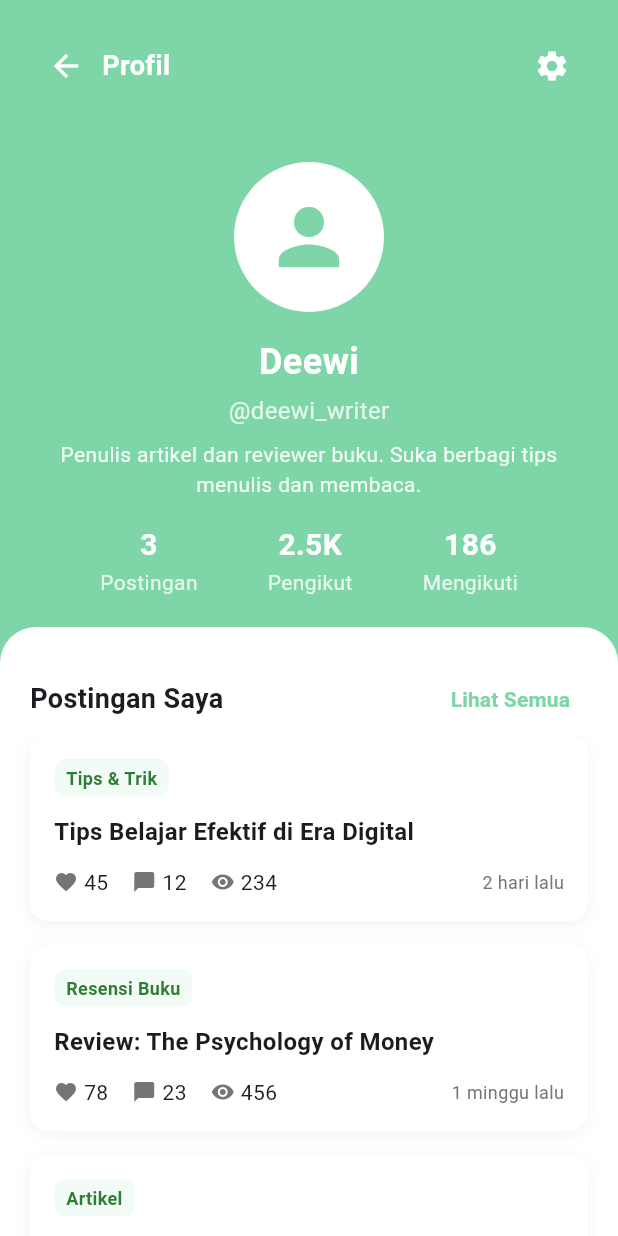
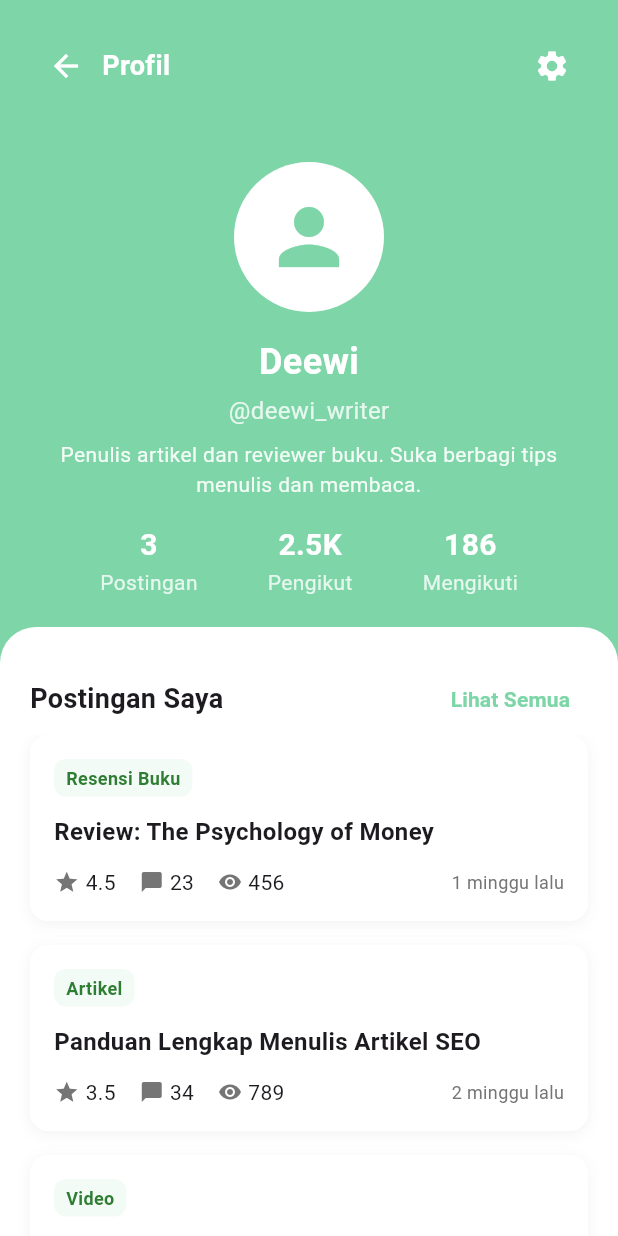
Before and after one commit to carinzuleyka/literasi_akhlak, a Flutter app: the ProfileScreen screen opened directly, on a phone screen of 412 x 824 dp. Run offline on Flutter 3.47's test engine with Material 3 defaults, Android fonts, the light colour scheme and no system bars.

Commit message:
fitur profile

```diff
--- a/lib/screens/profile_screen.dart
+++ b/lib/screens/profile_screen.dart
@@ -10,28 +10,28 @@ class ProfileScreen extends StatefulWidget {
 class _ProfileScreenState extends State<ProfileScreen> {
   final List<Map<String, dynamic>> myPosts = [
     {
+      'title': 'Review: The Psychology of Money',
+      'category': 'Resensi Buku',
+      'rating': 4.5,
+      'comments': 23,
+      'views': 456,
+      'date': '1 minggu lalu',
+    },
+    {
+      'title': 'Panduan Lengkap Menulis Artikel SEO',
+      'category': 'Artikel',
+      'rating': 3.5,
+      'comments': 34,
+      'views': 789,
+      'date': '2 minggu lalu',
+    },
+    {
       'title': 'Tips Belajar Efektif di Era Digital',
-      'category': 'Tips & Trik',
-      'likes': 45,
+      'category': 'Video',
+      'likes': 100,
       'comments': 12,
       'views': 234,
       'date': '2 hari lalu',
-    },
-    {
-      'title': 'Review: The Psychology of Money',
-      'category': 'Resensi Buku',
-      'likes': 78,
-      'comments': 23,
-      'views': 456,
-      'date': '1 minggu lalu',
-    },
-    {
-      'title': 'Panduan Lengkap Menulis Artikel SEO',
-      'category': 'Artikel',
-      'likes': 123,
-      'comments': 34,
-      'views': 789,
-      'date': '2 minggu lalu',
     },
   ];
 
@@ -197,9 +197,11 @@ class _ProfileScreenState extends State<ProfileScreen> {
                               crossAxisAlignment: CrossAxisAlignment.start,
                               children: [
                                 Container(
-                                  padding: const EdgeInsets.symmetric(horizontal: 8, vertical: 4),
+                                  padding: const EdgeInsets.symmetric(
+                                      horizontal: 8, vertical: 4),
                                   decoration: BoxDecoration(
-                                    color: const Color(0xFF7ED6A8).withOpacity(0.1),
+                                    color: const Color(0xFF7ED6A8)
+                                        .withOpacity(0.1),
                                     borderRadius: BorderRadius.circular(8),
                                   ),
                                   child: Text(
@@ -222,15 +224,26 @@ class _ProfileScreenState extends State<ProfileScreen> {
                                 const SizedBox(height: 12),
                                 Row(
                                   children: [
-                                    Icon(Icons.favorite, size: 16, color: Colors.grey[600]),
+                                    // Conditional icon based on category
+                                    if (post['category'] == 'Video') ...[
+                                      Icon(Icons.favorite, // Changed to favorite icon for Video
+                                          size: 17, color: Colors.grey), // Red color for love icon
                                       const SizedBox(width: 4),
-                                    Text('${post['likes']}'),
+                                      Text('${post['likes']}'), // Show likes for video
+                                    ] else ...[
+                                      Icon(Icons.star, // Keep star icon for other categories
+                                          size: 17, color: Colors.grey[600]),
+                                      const SizedBox(width: 4),
+                                      Text('${post['rating']}'), // Show rating for other categories
+                                    ],
                                     const SizedBox(width: 16),
-                                    Icon(Icons.chat_bubble, size: 16, color: Colors.grey[600]),
+                                    Icon(Icons.chat_bubble,
+                                        size: 16, color: Colors.grey[600]),
                                     const SizedBox(width: 4),
                                     Text('${post['comments']}'),
                                     const SizedBox(width: 16),
-                                    Icon(Icons.visibility, size: 16, color: Colors.grey[600]),
+                                    Icon(Icons.visibility,
+                                        size: 16, color: Colors.grey[600]),
                                     const SizedBox(width: 4),
                                     Text('${post['views']}'),
                                     const Spacer(),
@@ -683,15 +696,18 @@ class _FAQScreenState extends State<FAQScreen> {
       'questions': [
         {
           'question': 'Apa itu BacainSebelas?',
-          'answer': 'BacainSebelas adalah platform digital untuk berbagi artikel, review buku, dan tips menarik. Kami memfasilitasi komunitas penulis dan pembaca untuk saling berinteraksi dan berbagi pengetahuan.',
+          'answer':
+              'BacainSebelas adalah platform digital untuk berbagi artikel, review buku, dan tips menarik. Kami memfasilitasi komunitas penulis dan pembaca untuk saling berinteraksi dan berbagi pengetahuan.',
         },
         {
           'question': 'Bagaimana cara bergabung dengan BacainSebelas?',
-          'answer': 'Anda dapat bergabung dengan mudah melalui proses registrasi di aplikasi. Cukup masukkan email, buat password yang kuat, dan verifikasi akun Anda melalui email konfirmasi.',
+          'answer':
+              'Anda dapat bergabung dengan mudah melalui proses registrasi di aplikasi. Cukup masukkan email, buat password yang kuat, dan verifikasi akun Anda melalui email konfirmasi.',
         },
         {
           'question': 'Apakah BacainSebelas gratis?',
-          'answer': 'Ya, BacainSebelas gratis untuk digunakan. Anda dapat membaca, menulis, dan berinteraksi dengan konten tanpa biaya berlangganan.',
+          'answer':
+              'Ya, BacainSebelas gratis untuk digunakan. Anda dapat membaca, menulis, dan berinteraksi dengan konten tanpa biaya berlangganan.',
         },
       ],
     },
@@ -700,15 +716,18 @@ class _FAQScreenState extends State<FAQScreen> {
       'questions': [
         {
           'question': 'Bagaimana cara mengubah informasi profil?',
-          'answer': 'Pergi ke menu Pengaturan > Edit Profil. Di sana Anda dapat mengubah nama, username, bio, dan foto profil Anda.',
+          'answer':
+              'Pergi ke menu Pengaturan > Edit Profil. Di sana Anda dapat mengubah nama, username, bio, dan foto profil Anda.',
         },
         {
           'question': 'Bagaimana cara mengubah password?',
-          'answer': 'Buka menu Pengaturan > Ubah Password. Masukkan password lama, lalu password baru yang memenuhi syarat keamanan (minimal 8 karakter dengan kombinasi huruf besar, kecil, dan angka).',
+          'answer':
+              'Buka menu Pengaturan > Ubah Password. Masukkan password lama, lalu password baru yang memenuhi syarat keamanan (minimal 8 karakter dengan kombinasi huruf besar, kecil, dan angka).',
         },
         {
           'question': 'Lupa password, bagaimana cara reset?',
-          'answer': 'Klik "Lupa Password?" di halaman login, masukkan email Anda, dan ikuti instruksi yang dikirim ke email untuk mereset password.',
+          'answer':
+              'Klik "Lupa Password?" di halaman login, masukkan email Anda, dan ikuti instruksi yang dikirim ke email untuk mereset password.',
         },
       ],
     },
@@ -717,19 +736,23 @@ class _FAQScreenState extends State<FAQScreen> {
       'questions': [
         {
           'question': 'Bagaimana cara membuat postingan baru?',
-          'answer': 'Tekan tombol "+" di beranda, pilih jenis konten (artikel, review buku, atau tips), tulis konten Anda, tambahkan kategori, dan publikasikan.',
+          'answer':
+              'Tekan tombol "+" di beranda, pilih jenis konten (artikel, review buku, atau tips), tulis konten Anda, tambahkan kategori, dan publikasikan.',
         },
         {
           'question': 'Apakah ada batasan panjang artikel?',
-          'answer': 'Tidak ada batasan maksimal untuk panjang artikel. Namun, kami menyarankan artikel minimal 300 kata untuk memberikan nilai yang baik kepada pembaca.',
+          'answer':
+              'Tidak ada batasan maksimal untuk panjang artikel. Namun, kami menyarankan artikel minimal 300 kata untuk memberikan nilai yang baik kepada pembaca.',
         },
         {
           'question': 'Bagaimana cara mengedit atau menghapus postingan?',
-          'answer': 'Buka profil Anda, pilih postingan yang ingin diedit, lalu tekan ikon titik tiga di pojok kanan atas untuk opsi edit atau hapus.',
+          'answer':
+              'Buka profil Anda, pilih postingan yang ingin diedit, lalu tekan ikon titik tiga di pojok kanan atas untuk opsi edit atau hapus.',
         },
         {
           'question': 'Bisakah saya menjadwalkan postingan?',
-          'answer': 'Fitur penjadwalan postingan saat ini sedang dalam pengembangan dan akan segera tersedia dalam update mendatang.',
+          'answer':
+              'Fitur penjadwalan postingan saat ini sedang dalam pengembangan dan akan segera tersedia dalam update mendatang.',
         },
       ],
     },
@@ -738,15 +761,18 @@ class _FAQScreenState extends State<FAQScreen> {
       'questions': [
         {
           'question': 'Bagaimana cara memberikan like dan komentar?',
-          'answer': 'Tekan ikon hati untuk memberikan like, dan tekan ikon komentar untuk menambahkan komentar pada postingan yang Anda baca.',
+          'answer':
+              'Tekan ikon hati untuk memberikan like, dan tekan ikon komentar untuk menambahkan komentar pada postingan yang Anda baca.',
         },
         {
           'question': 'Bagaimana cara mengikuti penulis lain?',
-          'answer': 'Kunjungi profil penulis yang ingin Anda ikuti, lalu tekan tombol "Ikuti". Anda akan mendapat notifikasi ketika mereka memposting konten baru.',
+          'answer':
+              'Kunjungi profil penulis yang ingin Anda ikuti, lalu tekan tombol "Ikuti". Anda akan mendapat notifikasi ketika mereka memposting konten baru.',
         },
         {
           'question': 'Bagaimana cara melaporkan konten yang tidak pantas?',
-          'answer': 'Tekan ikon titik tiga pada postingan, pilih "Laporkan", dan pilih kategori pelanggaran. Tim moderasi akan meninjau laporan dalam 24 jam.',
+          'answer':
+              'Tekan ikon titik tiga pada postingan, pilih "Laporkan", dan pilih kategori pelanggaran. Tim moderasi akan meninjau laporan dalam 24 jam.',
         },
       ],
     },
@@ -755,15 +781,18 @@ class _FAQScreenState extends State<FAQScreen> {
       'questions': [
         {
           'question': 'Aplikasi sering crash, bagaimana solusinya?',
-          'answer': 'Pastikan aplikasi Anda sudah versi terbaru. Jika masih bermasalah, coba restart aplikasi atau restart perangkat Anda. Jika masalah berlanjut, hubungi tim support.',
+          'answer':
+              'Pastikan aplikasi Anda sudah versi terbaru. Jika masih bermasalah, coba restart aplikasi atau restart perangkat Anda. Jika masalah berlanjut, hubungi tim support.',
         },
         {
           'question': 'Tidak bisa login ke akun saya',
-          'answer': 'Periksa koneksi internet, pastikan email dan password benar. Jika lupa password, gunakan fitur "Lupa Password". Jika masih tidak bisa, hubungi customer service.',
+          'answer':
+              'Periksa koneksi internet, pastikan email dan password benar. Jika lupa password, gunakan fitur "Lupa Password". Jika masih tidak bisa, hubungi customer service.',
         },
         {
           'question': 'Konten tidak ter-load dengan baik',
-          'answer': 'Periksa koneksi internet Anda. Jika koneksi baik, coba refresh halaman dengan menarik ke bawah. Jika masalah berlanjut, tutup dan buka kembali aplikasi.',
+          'answer':
+              'Periksa koneksi internet Anda. Jika koneksi baik, coba refresh halaman dengan menarik ke bawah. Jika masalah berlanjut, tutup dan buka kembali aplikasi.',
         },
       ],
     },
@@ -773,7 +802,8 @@ class _FAQScreenState extends State<FAQScreen> {
 
   @override
   Widget build(BuildContext context) {
-    List<String> categories = ['Semua'] + faqData.map((e) => e['category'] as String).toList();
+    List<String> categories =
+        ['Semua'] + faqData.map((e) => e['category'] as String).toList();
 
     List<Map<String, dynamic>> filteredQuestions = [];
     if (selectedCategory == 'Semua') {
@@ -787,7 +817,8 @@ class _FAQScreenState extends State<FAQScreen> {
         }
       }
     } else {
-      var categoryData = faqData.firstWhere((e) => e['category'] == selectedCategory);
+      var categoryData =
+          faqData.firstWhere((e) => e['category'] == selectedCategory);
       for (var question in categoryData['questions']) {
         filteredQuestions.add({
           'category': selectedCategory,
@@ -898,7 +929,8 @@ class _FAQScreenState extends State<FAQScreen> {
                     selectedColor: const Color(0xFF7ED6A8),
                     labelStyle: TextStyle(
                       color: isSelected ? Colors.white : Colors.grey[700],
-                      fontWeight: isSelected ? FontWeight.w600 : FontWeight.normal,
+                      fontWeight:
+                          isSelected ? FontWeight.w600 : FontWeight.normal,
                     ),
                     shape: RoundedRectangleBorder(
                       borderRadius: BorderRadius.circular(20),
@@ -952,7 +984,8 @@ class _FAQScreenState extends State<FAQScreen> {
                         onPressed: () {
                           ScaffoldMessenger.of(context).showSnackBar(
                             const SnackBar(
-                              content: Text('Membuka chat dengan customer service'),
+                              content:
+                                  Text('Membuka chat dengan customer service'),
                               backgroundColor: Color(0xFF7ED6A8),
                             ),
                           );
@@ -975,7 +1008,8 @@ class _FAQScreenState extends State<FAQScreen> {
                         onPressed: () {
                           ScaffoldMessenger.of(context).showSnackBar(
                             const SnackBar(
-                              content: Text('Mengirim email ke support@bacainsebelas.com'),
+                              content: Text(
+                                  'Mengirim email ke support@bacainsebelas.com'),
                               backgroundColor: Color(0xFF7ED6A8),
                             ),
                           );
@@ -1090,7 +1124,8 @@ class _FAQItemState extends State<FAQItem> with SingleTickerProviderStateMixin {
               crossAxisAlignment: CrossAxisAlignment.start,
               children: [
                 Container(
-                  padding: const EdgeInsets.symmetric(horizontal: 8, vertical: 2),
+                  padding:
+                      const EdgeInsets.symmetric(horizontal: 8, vertical: 2),
                   decoration: BoxDecoration(
                     color: Colors.grey[100],
                     borderRadius: BorderRadius.circular(12),
@@ -1164,7 +1199,8 @@ class _FAQItemState extends State<FAQItem> with SingleTickerProviderStateMixin {
                           );
                         },
                         child: Container(
-                          padding: const EdgeInsets.symmetric(horizontal: 8, vertical: 4),
+                          padding: const EdgeInsets.symmetric(
+                              horizontal: 8, vertical: 4),
                           decoration: BoxDecoration(
                             border: Border.all(color: Colors.grey[300]!),
                             borderRadius: BorderRadius.circular(16),
@@ -1194,14 +1230,16 @@ class _FAQItemState extends State<FAQItem> with SingleTickerProviderStateMixin {
                         onTap: () {
                           ScaffoldMessenger.of(context).showSnackBar(
                             const SnackBar(
-                              content: Text('Feedback Anda membantu kami berkembang'),
+                              content: Text(
+                                  'Feedback Anda membantu kami berkembang'),
                               backgroundColor: Colors.orange,
                               duration: Duration(seconds: 2),
                             ),
                           );
                         },
                         child: Container(
-                          padding: const EdgeInsets.symmetric(horizontal: 8, vertical: 4),
+                          padding: const EdgeInsets.symmetric(
+                              horizontal: 8, vertical: 4),
                           decoration: BoxDecoration(
                             border: Border.all(color: Colors.grey[300]!),
                             borderRadius: BorderRadius.circular(16),
@@ -1251,7 +1289,8 @@ class _EditProfileScreenState extends State<EditProfileScreen> {
   final _nameController = TextEditingController(text: 'Deewi');
   final _usernameController = TextEditingController(text: 'deewi_writer');
   final _bioController = TextEditingController(
-    text: 'Penulis artikel dan reviewer buku. Suka berbagi tips menulis dan membaca.',
+    text:
+        'Penulis artikel dan reviewer buku. Suka berbagi tips menulis dan membaca.',
   );
   final _emailController = TextEditingController(text: 'deewi@email.com');
 
@@ -1323,7 +1362,6 @@ Widget build(BuildContext context) {
                 ],
               ),
             ),
-
             const SizedBox(height: 16),
 
             // Name Field
@@ -1499,12 +1537,9 @@ Widget build(BuildContext context) {
         _isLoading = true;
       });
 
+      try {
         // Simulate API call
         await Future.delayed(const Duration(seconds: 2));
-
-      setState(() {
-        _isLoading = false;
-      });
 
         if (mounted) {
           ScaffoldMessenger.of(context).showSnackBar(
@@ -1514,6 +1549,22 @@ Widget build(BuildContext context) {
             ),
           );
           Navigator.pop(context);
+        }
+      } catch (e) {
+        if (mounted) {
+          ScaffoldMessenger.of(context).showSnackBar(
+            SnackBar(
+              content: Text('Terjadi kesalahan: $e'),
+              backgroundColor: Colors.red,
+            ),
+          );
+        }
+      } finally {
+        if (mounted) {
+          setState(() {
+            _isLoading = false;
+          });
+        }
       }
     }
   }
@@ -1580,11 +1631,7 @@ class _ChangePasswordScreenState extends State<ChangePasswordScreen> {
               ),
               child: Row(
                 children: [
-                  Icon(
-                    Icons.info,
-                    color: const Color(0xFF7ED6A8),
-                    size: 20,
-                  ),
+                  const Icon(Icons.info, color: Color(0xFF7ED6A8), size: 20),
                   const SizedBox(width: 12),
                   Expanded(
                     child: Column(
@@ -1651,7 +1698,8 @@ class _ChangePasswordScreenState extends State<ChangePasswordScreen> {
                 if (value.length < 8) {
                   return 'Password minimal 8 karakter';
                 }
-                if (!RegExp(r'^(?=.*[a-z])(?=.*[A-Z])(?=.*\d)').hasMatch(value)) {
+                if (!RegExp(r'^(?=.*[a-z])(?=.*[A-Z])(?=.*\d)')
+                    .hasMatch(value)) {
                   return 'Password harus mengandung huruf besar, kecil, dan angka';
                 }
                 return null;
@@ -1768,10 +1816,7 @@ class _ChangePasswordScreenState extends State<ChangePasswordScreen> {
           obscureText: obscureText,
           validator: validator,
           decoration: InputDecoration(
-            prefixIcon: const Icon(
-              Icons.lock,
-              color: Color(0xFF7ED6A8),
-            ),
+            prefixIcon: const Icon(Icons.lock, color: Color(0xFF7ED6A8)),
             suffixIcon: IconButton(
               icon: Icon(
                 obscureText ? Icons.visibility : Icons.visibility_off,
@@ -1849,7 +1894,7 @@ class _ChangePasswordScreenState extends State<ChangePasswordScreen> {
                 TextButton(
                   onPressed: () {
                     Navigator.pop(context); // Close dialog
-                    Navigator.pop(context); // Go back to settings
+                    Navigator.pop(context); // Go back
                   },
                   child: const Text(
                     'OK',
```
Lines whose indentation alone changed are shown as unchanged.
